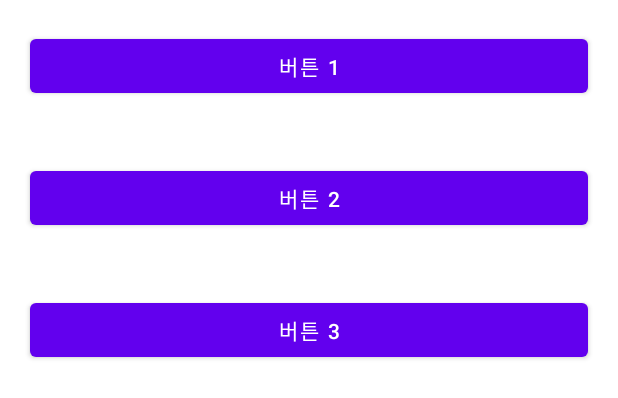
After one commit to moon12-3/NotiUp, an Android app: the layout bottom_sheet.xml on its own in the app's theme, with its tools: preview values and no code run, on a phone screen of 412 x 824 dp. The commit adds this screen. Shown: the top 398 px of the screen. Run offline under Robolectric (Android 15) with nearby library versions, the phone set to English and light mode, and no system bars.

Commit message:
1차 백업

```diff
--- /dev/null
+++ b/app/src/main/res/layout/bottom_sheet.xml
@@ -0,0 +1,35 @@
+<?xml version="1.0" encoding="utf-8"?>
+<LinearLayout xmlns:android="http://schemas.android.com/apk/res/android"
+    xmlns:app="http://schemas.android.com/apk/res-auto"
+    android:id="@+id/bottom_sheet"
+    android:background="#ffffffff"
+    android:layout_width="match_parent"
+    android:layout_height="match_parent"
+    android:orientation="vertical"
+    app:layout_behavior="@string/bottom_sheet_behavior"
+    app:behavior_hideable="true"
+    app:behavior_peekHeight="300dp"
+    >
+
+    <Button
+        android:id="@+id/button"
+        android:layout_width="match_parent"
+        android:layout_height="wrap_content"
+        android:layout_margin="20dp"
+        android:text="버튼 1" />
+
+    <Button
+        android:id="@+id/button6"
+        android:layout_width="match_parent"
+        android:layout_height="wrap_content"
+        android:layout_margin="20dp"
+        android:text="버튼 2" />
+
+    <Button
+        android:id="@+id/button5"
+        android:layout_width="match_parent"
+        android:layout_height="wrap_content"
+        android:layout_margin="20dp"
+        android:text="버튼 3" />
+
+</LinearLayout>
```
Also changed, not shown: app/build.gradle (+7 -0 lines), app/src/main/java/com/example/notiup/MonthFragment.kt (+56 -32 lines), app/src/main/res/layout/fragment_month.xml (+88 -20 lines), app/src/main/res/values/themes.xml (+27 -1 lines), app/src/main/res/drawable/s.png (added).
